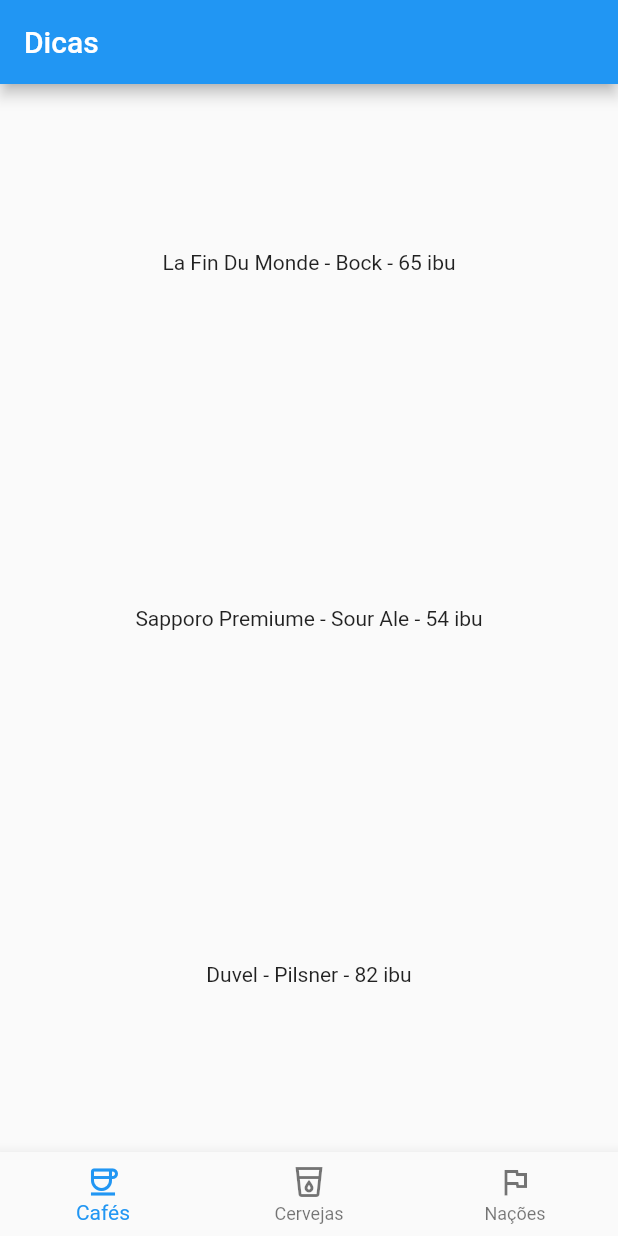
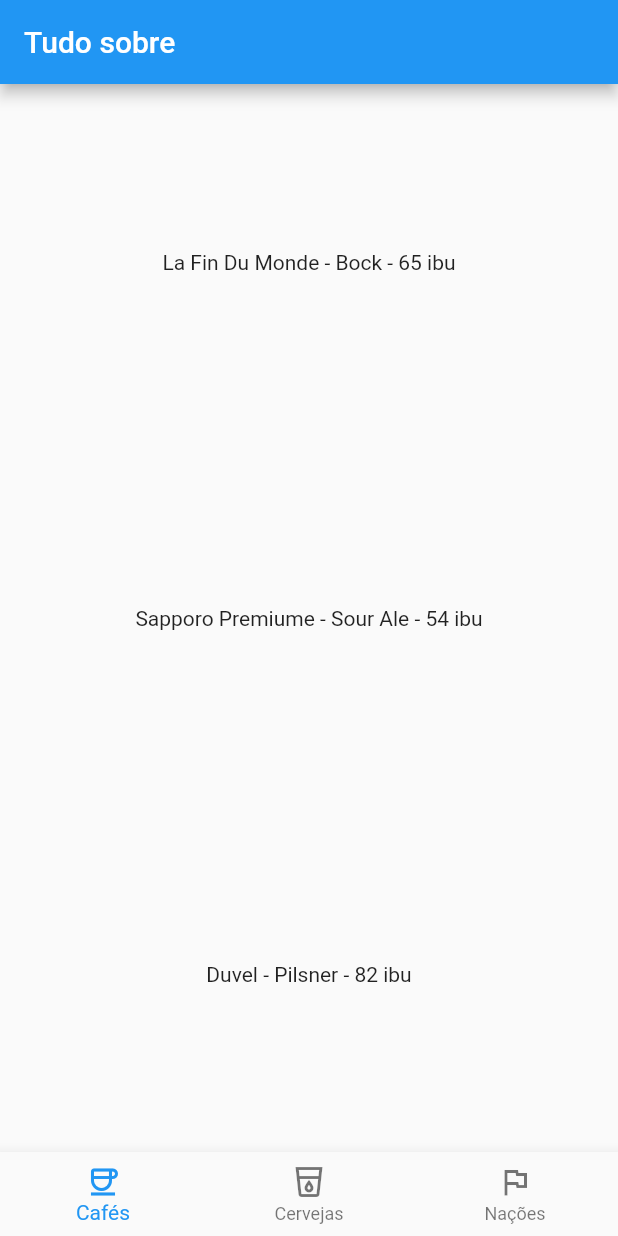
Before and after one commit to ErickBezerrar/POO-1, a Flutter app: the screen it shows after launch, on a phone screen of 412 x 824 dp. Run offline on Flutter 3.47's test engine with Material 2 defaults, Android fonts, the phone set to English and light mode, and no system bars; key blocks and very long unbroken strings in the code were emptied for the run.

Commit message:
receita 3.3

```diff
--- a/receita2/receita2/lib/receita2.dart
+++ b/receita2/receita2/lib/receita2.dart
@@ -67,10 +67,10 @@ class MyApp extends StatelessWidget {
   @override
   Widget build(BuildContext context) {
     return MaterialApp(
-      title: 'Dicas',
+      title: 'Tudo sobre',
       home: Scaffold(
         appBar: AppBar(
-          title: Text('Dicas'),
+          title: Text('Tudo sobre'),
         ),
         body: NovoEscafold(),
         bottomNavigationBar: NewNavBar(),
```
